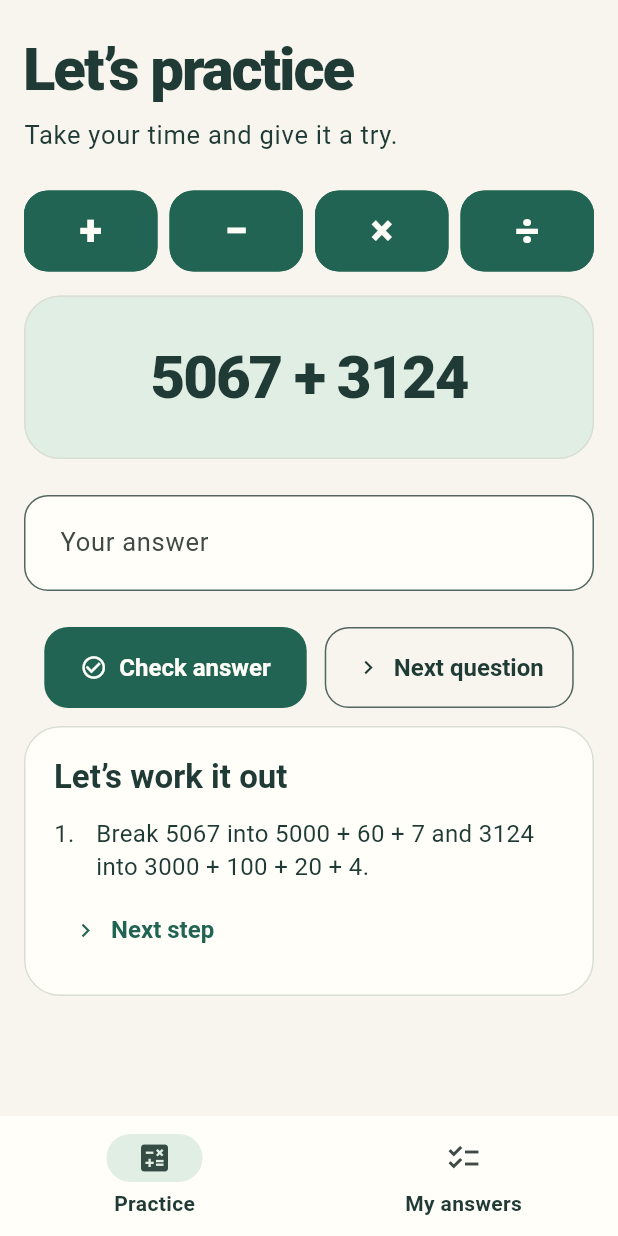
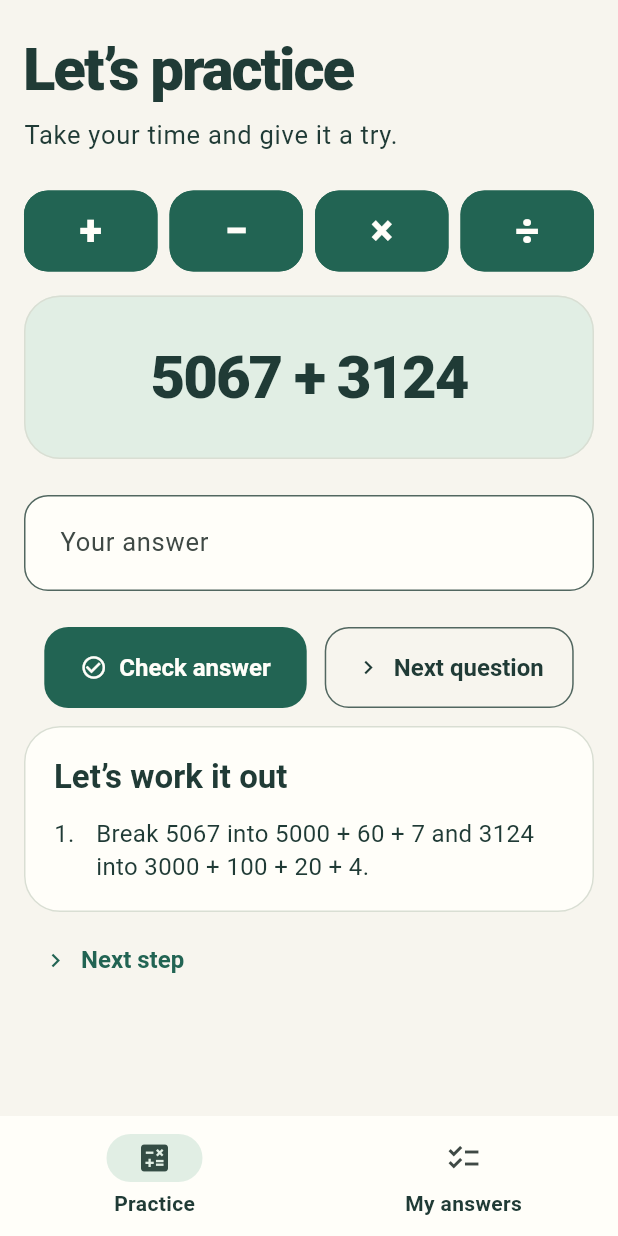
Before and after one commit to comdotlinux/simple-math-tester, a Flutter app: the screen it shows after launch, after a tap on "Hint", on a phone screen of 412 x 824 dp. Run offline on Flutter 3.47's test engine with Material 3 defaults, Android fonts, the phone set to English and light mode, and no system bars; our stand-ins replace material_ui; missing offline and left inert: duration.

Commit message:
Keep focus on one reveal control and announce new steps
Hint sat outside the steps card and Next step inside it, each with its own key, so every reveal destroyed the focused button and built another, and the new step was silent to screen readers. There is now one reveal control at a fixed position under the steps with one key; its label changes from Hint to Next step, and when nothing more may be shown it stays as a disabled, still labelled button. A local directional navigation mode keeps that disabled button focusable, so keyboard focus is never dropped. The newest step is a polite live region, so each reveal is announced once without repeating earlier steps. The two old keys become revealStepButtonKey; the criterion 7 and 8 tests assert the same counts through the control's label and enabled state.

```diff
--- a/app/lib/keys.dart
+++ b/app/lib/keys.dart
@@ -8,5 +8,4 @@ const noResultsOnResultsPageKey = Key('no-results-on-results-page');
 const questionOnProblemsPageKey = Key('question-on-problems-page');
 const checkAnswerButtonKey = Key('check-answer-button');
 const nextQuestionButtonKey = Key('next-question-button');
-const hintButtonKey = Key('hint-button');
-const nextStepButtonKey = Key('next-step-button');
+const revealStepButtonKey = Key('reveal-step-button');
--- a/app/lib/problem_page.dart
+++ b/app/lib/problem_page.dart
@@ -274,22 +274,14 @@ class _Hints extends StatelessWidget {
   Widget build(BuildContext context) {
     final revealed = model.revealedSteps;
     final textStyle = Theme.of(context).textTheme.bodyMedium;
-    final reveal = model.canRevealStep
-        ? Align(
-            alignment: Alignment.centerLeft,
-            child: TextButton.icon(
-              key: revealed == 0 ? hintButtonKey : nextStepButtonKey,
-              onPressed: model.revealStep,
-              icon: Icon(
-                revealed == 0 ? Icons.lightbulb_outline : Icons.navigate_next,
-              ),
-              label: Text(revealed == 0 ? 'Hint' : 'Next step'),
-            ),
-          )
-        : null;
-    if (revealed == 0) return reveal ?? const SizedBox.shrink();
 
-    return Card(
+    // The reveal control stays last and keeps one key, so it keeps its
+    // element and keyboard focus while its label changes and steps appear.
+    return Column(
+      crossAxisAlignment: CrossAxisAlignment.stretch,
+      children: [
+        if (revealed > 0)
+          Card(
             child: Padding(
               padding: const EdgeInsets.all(20),
               child: Column(
@@ -301,21 +293,48 @@ class _Hints extends StatelessWidget {
                   ),
                   for (var index = 0; index < revealed; index++) ...[
                     const SizedBox(height: 12),
-              Row(
+                    Semantics(
+                      container: true,
+                      liveRegion: index == revealed - 1,
+                      child: Row(
                         crossAxisAlignment: CrossAxisAlignment.start,
                         children: [
                           SizedBox(
                             width: 28,
                             child: Text('${index + 1}.', style: textStyle),
                           ),
-                  Expanded(child: Text(model.steps[index], style: textStyle)),
-                ],
+                          Expanded(
+                            child: Text(model.steps[index], style: textStyle),
                           ),
-            ],
-            if (reveal != null) ...[const SizedBox(height: 8), reveal],
                         ],
                       ),
                     ),
+                  ],
+                ],
+              ),
+            ),
+          )
+        else
+          const SizedBox.shrink(),
+        const SizedBox(height: 8),
+        Align(
+          alignment: Alignment.centerLeft,
+          // Directional mode keeps a disabled button focusable, so reaching
+          // the last allowed step does not drop keyboard focus.
+          child: MediaQuery(
+            data: MediaQuery.of(context)
+                .copyWith(navigationMode: NavigationMode.directional),
+            child: TextButton.icon(
+              key: revealStepButtonKey,
+              onPressed: model.canRevealStep ? model.revealStep : null,
+              icon: Icon(
+                revealed == 0 ? Icons.lightbulb_outline : Icons.navigate_next,
+              ),
+              label: Text(revealed == 0 ? 'Hint' : 'Next step'),
+            ),
+          ),
+        ),
+      ],
     );
   }
 }
```
Also changed, not shown: 2 other files. Lines whose indentation alone changed are shown as unchanged.
